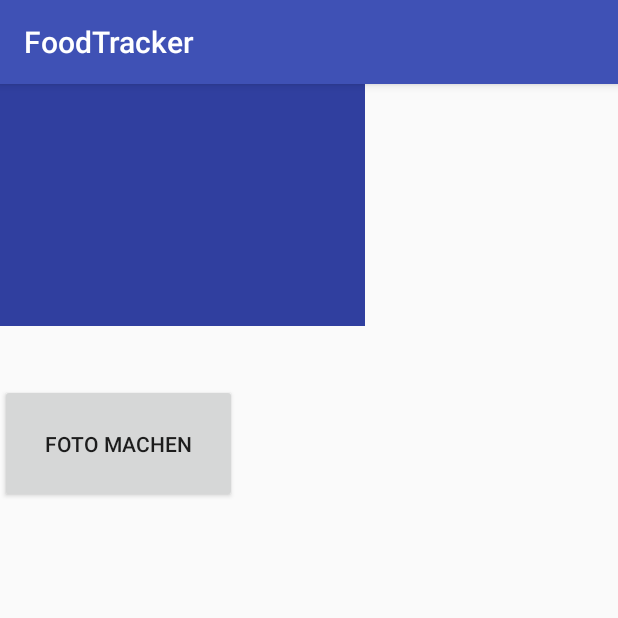
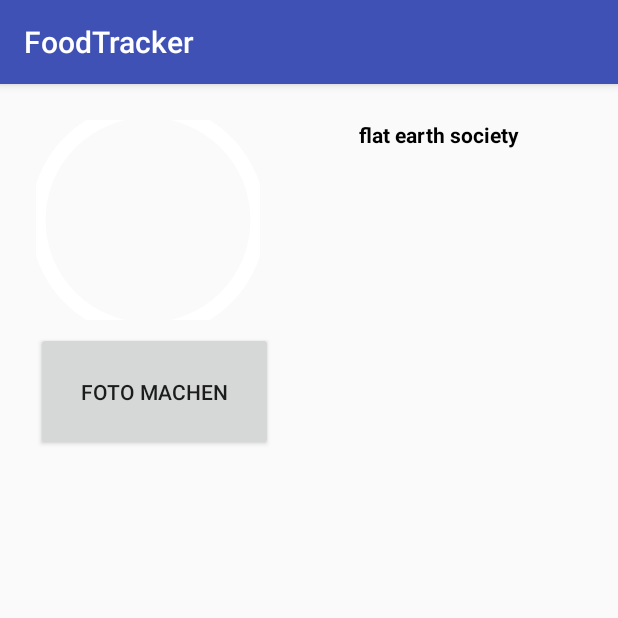
Before and after one commit to jofranz/FoodTrackerAndroid, an Android app: the fragment EditFragment shown on its own in the app's theme, on a phone screen of 412 x 824 dp, the top half of it. Run offline under Robolectric (Android 15) with nearby library versions, the phone set to English and light mode, and no system bars.

Commit message:
Fixed overlapping layout

```diff
--- a/app/src/main/java/app/foodtracker/de/foodtracker/EntryFragment.java
+++ b/app/src/main/java/app/foodtracker/de/foodtracker/EditFragment.java
@@ -1,7 +1,6 @@
 package app.foodtracker.de.foodtracker;
 
 import android.app.Fragment;
-import android.content.Context;
 import android.content.Intent;
 import android.graphics.Bitmap;
 import android.os.Bundle;
@@ -11,7 +10,6 @@ import android.view.View;
 import android.view.ViewGroup;
 import android.widget.Button;
 import android.widget.ImageView;
-import android.widget.Toast;
 
 import static android.app.Activity.RESULT_OK;
 
@@ -19,7 +17,7 @@ import static android.app.Activity.RESULT_OK;
  * Created by jfranz on 02.11.2017.
  */
 
-public class EntryFragment extends Fragment {
+public class EditFragment extends Fragment {
 
     private Button entryButton;
     private ImageView imageView;
@@ -44,7 +42,7 @@ public class EntryFragment extends Fragment {
 
     @Override
     public View onCreateView(LayoutInflater inflater, ViewGroup container, Bundle savedInstanceState) {
-        View rootView = inflater.inflate(R.layout.entry_fragment, container, false);
+        View rootView = inflater.inflate(R.layout.edit_fragment, container, false);
 
         entryButton = rootView.findViewById(R.id.takePhoto);
         imageView = rootView.findViewById(R.id.picturePreview);
--- a/app/src/main/java/app/foodtracker/de/foodtracker/MainActivity.java
+++ b/app/src/main/java/app/foodtracker/de/foodtracker/MainActivity.java
@@ -4,13 +4,9 @@ import android.app.FragmentManager;
 import android.content.DialogInterface;
 import android.content.pm.PackageManager;
 import android.os.Bundle;
-import android.support.design.widget.FloatingActionButton;
-import android.support.design.widget.Snackbar;
 import android.support.v4.app.ActivityCompat;
-import android.support.v4.app.FragmentTransaction;
 import android.support.v4.content.ContextCompat;
 import android.support.v7.app.AlertDialog;
-import android.view.View;
 import android.support.design.widget.NavigationView;
 import android.support.v4.view.GravityCompat;
 import android.support.v4.widget.DrawerLayout;
@@ -21,12 +17,17 @@ import android.view.Menu;
 import android.view.MenuItem;
 import android.Manifest;
 
+import com.google.android.gms.maps.model.Marker;
+
+import app.foodtracker.de.foodtracker.Model.Meal;
 
 
 public class MainActivity extends AppCompatActivity implements NavigationView.OnNavigationItemSelectedListener {
 
     private MapFragment mapFragment;
-    private EntryFragment entryFragment;
+    private EditFragment editFragment;
+    private Meal meals[];
+    private Marker markers[];
 
     @Override
     protected void onCreate(Bundle savedInstanceState) {
@@ -96,14 +97,14 @@ public class MainActivity extends AppCompatActivity implements NavigationView.On
         } else if (id == R.id.nav_share) {
             // for entry fragment
             FragmentManager manager = getFragmentManager();
-            if ( !manager.popBackStackImmediate(EntryFragment.class.getName(), 0) ) {
+            if ( !manager.popBackStackImmediate(EditFragment.class.getName(), 0) ) {
 
                 android.app.FragmentTransaction trans = manager.beginTransaction();
-                trans.addToBackStack(EntryFragment.class.getName());
-                if ( entryFragment == null ) {
-                    entryFragment = new EntryFragment();
+                trans.addToBackStack(EditFragment.class.getName());
+                if ( editFragment == null ) {
+                    editFragment = new EditFragment();
                 }
-                trans.replace(R.id.main_content_activity, entryFragment);
+                trans.replace(R.id.main_content_activity, editFragment);
                 trans.commit();
             }
 
--- a/app/src/main/java/app/foodtracker/de/foodtracker/MapFragment.java
+++ b/app/src/main/java/app/foodtracker/de/foodtracker/MapFragment.java
@@ -94,7 +94,7 @@ public class MapFragment extends Fragment implements LocationListener{
                     googleMap.moveCamera(CameraUpdateFactory.newLatLng(currentLocation));
 
 
-                    //experimental feature for decoding coordinate to adress
+                    //experimental feature for decoding coordinate to address
                     Geocoder geoCoder = new Geocoder(getActivity().getBaseContext());
                     List<Address> matches = null;
                     try {
--- /dev/null
+++ b/app/src/main/res/drawable/frame.xml
@@ -0,0 +1,12 @@
+<?xml version="1.0" encoding="utf-8"?>
+<shape xmlns:android="http://schemas.android.com/apk/res/android"
+    android:innerRadius="0dp"
+    android:shape="ring"
+    android:thicknessRatio="1.9"
+    android:useLevel="false" >
+    <solid android:color="@android:color/transparent" />
+
+    <stroke
+        android:width="10dp"
+        android:color="@android:color/white" />
+</shape>
--- /dev/null
+++ b/app/src/main/res/drawable/img.xml
@@ -0,0 +1,6 @@
+<?xml version="1.0" encoding="utf-8"?>
+<layer-list xmlns:android="http://schemas.android.com/apk/res/android" >
+
+    <item android:drawable="@drawable/frame"/>
+
+</layer-list>
--- /dev/null
+++ b/app/src/main/res/layout/edit_fragment.xml
@@ -0,0 +1,50 @@
+<?xml version="1.0" encoding="utf-8"?>
+<android.support.constraint.ConstraintLayout xmlns:android="http://schemas.android.com/apk/res/android"
+    xmlns:app="http://schemas.android.com/apk/res-auto"
+    android:layout_width="match_parent"
+    android:layout_height="match_parent"
+    xmlns:tools="http://schemas.android.com/tools"
+    tools:context=".MapFragment"
+    app:layout_behavior="@string/appbar_scrolling_view_behavior"
+    >
+
+    <Button
+        android:id="@+id/takePhoto"
+        android:layout_width="wrap_content"
+        android:layout_height="wrap_content"
+        android:layout_marginStart="24dp"
+        android:layout_marginTop="8dp"
+        android:padding="30dp"
+        android:paddingRight="20dp"
+        android:paddingTop="600dp"
+        android:text="@string/take_photo"
+        app:layout_constraintStart_toStartOf="parent"
+        app:layout_constraintTop_toBottomOf="@+id/picturePreview" />
+
+    <ImageView
+        android:id="@+id/picturePreview"
+        android:layout_width="149dp"
+        android:layout_height="133dp"
+        android:layout_marginStart="24dp"
+        android:layout_marginTop="24dp"
+        android:src="@drawable/frame"
+        app:layout_constraintStart_toStartOf="parent"
+        app:layout_constraintTop_toTopOf="parent"
+        app:srcCompat="@color/colorPrimaryDark" />
+
+    <TextView
+        android:id="@+id/textView2"
+        android:layout_width="wrap_content"
+        android:layout_height="wrap_content"
+        android:layout_marginEnd="8dp"
+        android:layout_marginStart="8dp"
+        android:layout_marginTop="24dp"
+        android:text="flat earth society"
+        android:textColor="@android:color/black"
+        android:textStyle="bold"
+        app:layout_constraintEnd_toEndOf="parent"
+        app:layout_constraintStart_toEndOf="@+id/picturePreview"
+        app:layout_constraintTop_toTopOf="parent" />
+
+
+</android.support.constraint.ConstraintLayout>
--- a/app/src/main/res/layout/entry_fragment.xml
+++ /dev/null
@@ -1,25 +0,0 @@
-<?xml version="1.0" encoding="utf-8"?>
-<FrameLayout xmlns:android="http://schemas.android.com/apk/res/android"
-    xmlns:app="http://schemas.android.com/apk/res-auto"
-    android:layout_width="match_parent"
-    android:layout_height="match_parent"
-    xmlns:tools="http://schemas.android.com/tools"
-    tools:context=".MapFragment">
-    <Button
-        android:paddingTop="600dp"
-        android:layout_width="wrap_content"
-        android:layout_height="wrap_content"
-        android:id="@+id/takePhoto"
-        android:text="@string/take_photo"
-        android:padding="30dp"
-        android:layout_marginTop="200dp"
-        android:paddingRight="20dp"/>
-
-    <ImageView
-        android:id="@+id/picturePreview"
-        android:layout_width="243dp"
-        android:layout_height="161dp"
-        app:srcCompat="@color/colorPrimaryDark" />
-
-
-</FrameLayout>
--- a/app/src/main/res/layout/map_fragment.xml
+++ b/app/src/main/res/layout/map_fragment.xml
@@ -3,14 +3,16 @@
     android:layout_width="match_parent"
     android:layout_height="match_parent"
     xmlns:tools="http://schemas.android.com/tools"
-    tools:context=".MapFragment">
+    xmlns:app="http://schemas.android.com/apk/res-auto"
+    tools:context=".MapFragment"
+    app:layout_behavior="@string/appbar_scrolling_view_behavior">
     <Button
         android:layout_width="wrap_content"
         android:layout_height="wrap_content"
         android:id="@+id/addButton"
         android:text="@string/map_add"
         android:padding="10dp"
-        android:layout_marginTop="70dp"
+        android:layout_marginTop="24dp"
         android:paddingRight="20dp"/>
 
     <com.google.android.gms.maps.MapView
--- a/app/src/main/res/values/styles.xml
+++ b/app/src/main/res/values/styles.xml
@@ -7,7 +7,6 @@
         <item name="colorPrimaryDark">@color/colorPrimaryDark</item>
         <item name="colorAccent">@color/colorAccent</item>
     </style>
-
     <style name="AppTheme.NoActionBar">
         <item name="windowActionBar">false</item>
         <item name="windowNoTitle">true</item>
```
Also changed, not shown: app/src/main/java/app/foodtracker/de/foodtracker/Model/Food.java (added, +69 -0 lines), app/src/main/java/app/foodtracker/de/foodtracker/Model/Meal.java (added, +52 -0 lines).
